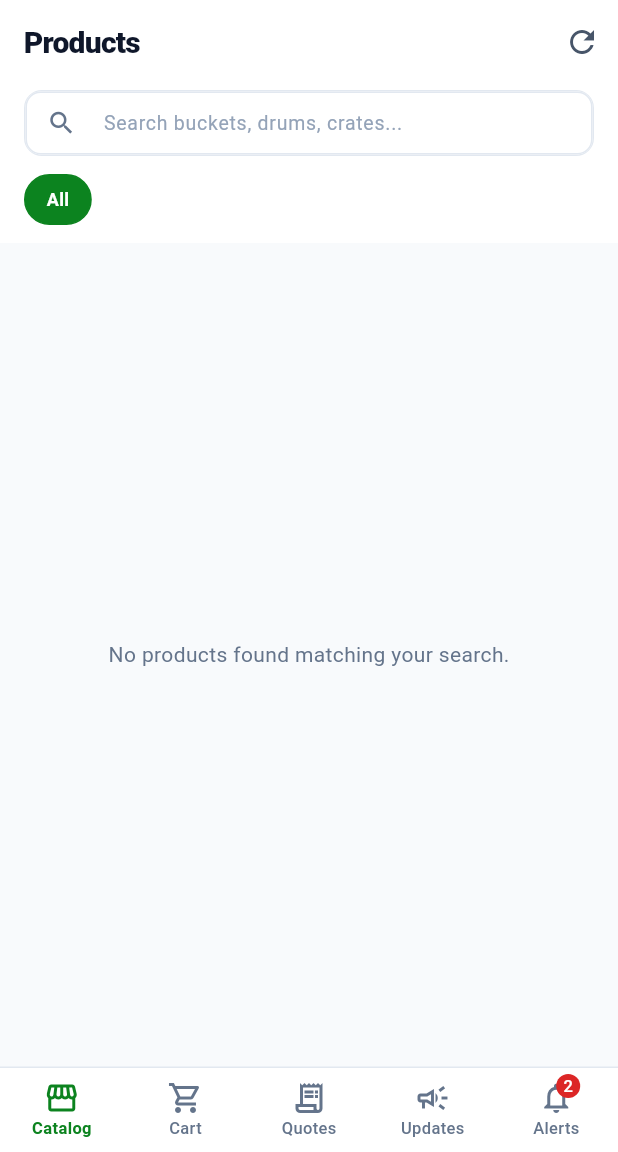
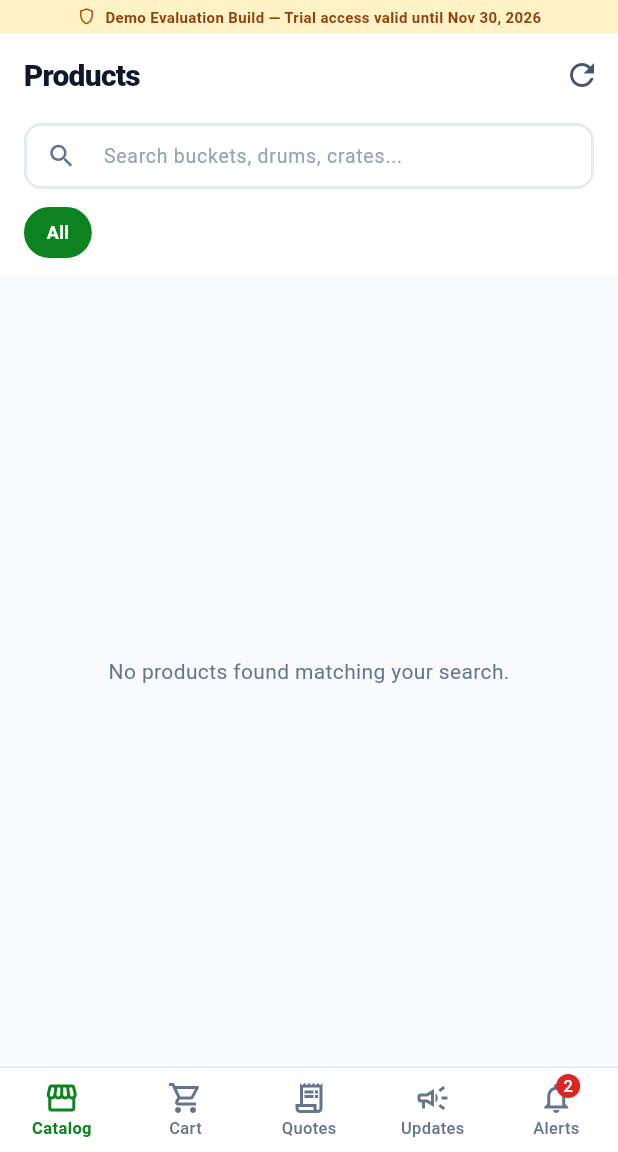
Before and after one commit to divyanshu3020/distributor-app-client, a Flutter app: the screen it shows after launch, after a tap on the "refresh" icon, on a phone screen of 412 x 824 dp, the part 84-1236 px from its top. Run offline on Flutter 3.47's test engine with Material 3 defaults, Android fonts, the phone set to English and light mode, and no system bars; our stand-ins replace flutter_dotenv, pdf, printing, supabase_flutter; accounts and stored records are empty; Roboto replaces fonts that are missing (-apple-system).

Commit message:
Add developer remote kill switch scripts and env documentation

```diff
--- /dev/null
+++ b/flutter_client/lib/core/services/license_service.dart
@@ -0,0 +1,66 @@
+import 'package:flutter/foundation.dart';
+import 'supabase_service.dart';
+
+class LicenseService extends ChangeNotifier {
+  // Hardcoded 7-Day Demo Expiry (November 30, 2026)
+  static final DateTime trialExpiryDate = DateTime(2026, 11, 30, 23, 59, 59);
+
+  bool _isLocked = false;
+  String _lockReason = '';
+  bool _isChecking = true;
+
+  bool get isLocked => _isLocked;
+  String get lockReason => _lockReason;
+  bool get isChecking => _isChecking;
+
+  LicenseService() {
+    checkLicense();
+  }
+
+  Future<void> checkLicense() async {
+    _isChecking = true;
+    notifyListeners();
+
+    try {
+      // 1. Time-based Trial Expiration Check
+      final now = DateTime.now();
+      if (now.isAfter(trialExpiryDate)) {
+        _isLocked = true;
+        _lockReason = 'The 7-day evaluation period for this build expired on 30 Nov 2026. '
+            'Please contact the app developer to finalize commercial terms and unlock the production release.';
+        _isChecking = false;
+        notifyListeners();
+        return;
+      }
+
+      // 2. Remote Kill Switch via Supabase
+      final sb = SupabaseService.instance;
+      if (sb.isInitialized) {
+        try {
+          final res = await sb.announcements
+              .select()
+              .eq('title', 'APP_LICENSE_LOCK')
+              .maybeSingle();
+
+          if (res != null && res['is_published'] == true) {
+            _isLocked = true;
+            _lockReason = res['message'] ??
+                'App access has been suspended by the developer. '
+                'Please contact the developer to resolve licensing and activate access.';
+            _isChecking = false;
+            notifyListeners();
+            return;
+          }
+        } catch (e) {
+          debugPrint('Remote license check note: $e');
+        }
+      }
+
+      _isLocked = false;
+      _lockReason = '';
+    } finally {
+      _isChecking = false;
+      notifyListeners();
+    }
+  }
+}
--- /dev/null
+++ b/flutter_client/lib/core/widgets/license_gate_screen.dart
@@ -0,0 +1,131 @@
+import 'package:flutter/material.dart';
+import 'package:provider/provider.dart';
+import '../services/license_service.dart';
+
+class LicenseGateScreen extends StatelessWidget {
+  final Widget child;
+
+  const LicenseGateScreen({super.key, required this.child});
+
+  @override
+  Widget build(BuildContext context) {
+    final licenseService = context.watch<LicenseService>();
+
+    if (licenseService.isChecking) {
+      return const Scaffold(
+        backgroundColor: Color(0xFF0F172A),
+        body: Center(
+          child: CircularProgressIndicator(color: Colors.amber),
+        ),
+      );
+    }
+
+    if (licenseService.isLocked) {
+      return Scaffold(
+        backgroundColor: const Color(0xFF0F172A),
+        body: SafeArea(
+          child: Center(
+            child: SingleChildScrollView(
+              padding: const EdgeInsets.all(28),
+              child: Container(
+                padding: const EdgeInsets.all(24),
+                decoration: BoxDecoration(
+                  color: Colors.white,
+                  borderRadius: BorderRadius.circular(20),
+                  boxShadow: [
+                    BoxShadow(
+                      color: Colors.black.withOpacity(0.3),
+                      blurRadius: 20,
+                      offset: const Offset(0, 8),
+                    ),
+                  ],
+                ),
+                child: Column(
+                  mainAxisSize: MainAxisSize.min,
+                  children: [
+                    // Lock icon container
+                    Container(
+                      padding: const EdgeInsets.all(18),
+                      decoration: BoxDecoration(
+                        color: const Color(0xFFFEF2F2),
+                        shape: BoxShape.circle,
+                        border: Border.all(color: const Color(0xFFFCA5A5), width: 2),
+                      ),
+                      child: const Icon(
+                        Icons.lock_person_outlined,
+                        size: 56,
+                        color: Color(0xFFDC2626),
+                      ),
+                    ),
+                    const SizedBox(height: 20),
+
+                    // Title
+                    const Text(
+                      'Access Restricted',
+                      style: TextStyle(
+                        fontSize: 22,
+                        fontWeight: FontWeight.w900,
+                        color: Color(0xFF0F172A),
+                      ),
+                    ),
+                    const SizedBox(height: 8),
+
+                    // Subtitle badge
+                    Container(
+                      padding: const EdgeInsets.symmetric(horizontal: 10, vertical: 4),
+                      decoration: BoxDecoration(
+                        color: const Color(0xFFFEF2F2),
+                        borderRadius: BorderRadius.circular(6),
+                      ),
+                      child: const Text(
+                        'DEMO LICENSE EXPIRED / SUSPENDED',
+                        style: TextStyle(
+                          fontSize: 10,
+                          fontWeight: FontWeight.w800,
+                          color: Color(0xFFB91C1C),
+                          letterSpacing: 0.5,
+                        ),
+                      ),
+                    ),
+                    const SizedBox(height: 16),
+
+                    // Explanation message
+                    Text(
+                      licenseService.lockReason,
+                      textAlign: TextAlign.center,
+                      style: const TextStyle(
+                        fontSize: 14,
+                        color: Color(0xFF475569),
+                        height: 1.5,
+                      ),
+                    ),
+                    const SizedBox(height: 24),
+
+                    // Retry & Contact Developer
+                    Row(
+                      children: [
+                        Expanded(
+                          child: OutlinedButton.icon(
+                            icon: const Icon(Icons.refresh, size: 16),
+                            label: const Text('Check Status'),
+                            onPressed: () => licenseService.checkLicense(),
+                            style: OutlinedButton.styleFrom(
+                              foregroundColor: const Color(0xFF0F172A),
+                              padding: const EdgeInsets.symmetric(vertical: 12),
+                            ),
+                          ),
+                        ),
+                      ],
+                    ),
+                  ],
+                ),
+              ),
+            ),
+          ),
+        ),
+      );
+    }
+
+    return child;
+  }
+}
--- a/flutter_client/lib/features/distributor/screens/distributor_home_screen.dart
+++ b/flutter_client/lib/features/distributor/screens/distributor_home_screen.dart
@@ -63,7 +63,31 @@ class _DistributorHomeScreenState extends State<DistributorHomeScreen> {
           ),
         ],
       ),
-      body: _screens[_currentIndex],
+      body: Column(
+        children: [
+          Container(
+            width: double.infinity,
+            padding: const EdgeInsets.symmetric(vertical: 4, horizontal: 12),
+            color: const Color(0xFFFEF3C7),
+            child: const Row(
+              mainAxisAlignment: MainAxisAlignment.center,
+              children: [
+                Icon(Icons.shield_outlined, size: 13, color: Color(0xFFB45309)),
+                SizedBox(width: 6),
+                Text(
+                  'Demo Evaluation Build — Trial access valid until Nov 30, 2026',
+                  style: TextStyle(
+                    fontSize: 10,
+                    fontWeight: FontWeight.w700,
+                    color: Color(0xFF92400E),
+                  ),
+                ),
+              ],
+            ),
+          ),
+          Expanded(child: _screens[_currentIndex]),
+        ],
+      ),
       bottomNavigationBar: Container(
         decoration: const BoxDecoration(
           color: Colors.white,
--- a/flutter_client/lib/features/quotes/services/quote_service.dart
+++ b/flutter_client/lib/features/quotes/services/quote_service.dart
@@ -87,6 +87,27 @@ class QuoteService extends ChangeNotifier {
           return pw.Column(
             crossAxisAlignment: pw.CrossAxisAlignment.start,
             children: [
+              // DEMO WATERMARK BANNER
+              pw.Container(
+                width: double.infinity,
+                padding: const pw.EdgeInsets.symmetric(vertical: 4, horizontal: 8),
+                margin: const pw.EdgeInsets.only(bottom: 12),
+                decoration: pw.BoxDecoration(
+                  color: PdfColors.amber100,
+                  border: pw.Border.all(color: PdfColors.amber600),
+                ),
+                child: pw.Center(
+                  child: pw.Text(
+                    '*** DEMO EVALUATION PREVIEW — NOT FOR COMMERCIAL OR TAX INVOICE USE ***',
+                    style: pw.TextStyle(
+                      color: PdfColors.amber900,
+                      fontWeight: pw.FontWeight.bold,
+                      fontSize: 8,
+                    ),
+                  ),
+                ),
+              ),
+
               // Header
               pw.Row(
                 mainAxisAlignment: pw.MainAxisAlignment.spaceBetween,
--- a/flutter_client/lib/main.dart
+++ b/flutter_client/lib/main.dart
@@ -1,8 +1,10 @@
 import 'package:flutter/material.dart';
 import 'package:provider/provider.dart';
 import 'core/config/env.dart';
+import 'core/services/license_service.dart';
 import 'core/services/supabase_service.dart';
 import 'core/theme/app_theme.dart';
+import 'core/widgets/license_gate_screen.dart';
 import 'features/analytics/services/analytics_service.dart';
 import 'features/announcements/services/announcement_service.dart';
 import 'features/auth_rbac/screens/role_router_screen.dart';
@@ -32,6 +34,7 @@ class BhagwatiDistributorApp extends StatelessWidget {
   Widget build(BuildContext context) {
     return MultiProvider(
       providers: [
+        ChangeNotifierProvider(create: (_) => LicenseService()),
         ChangeNotifierProvider(create: (_) => AuthService()),
         ChangeNotifierProvider(create: (_) => InventoryService()),
         ChangeNotifierProvider(create: (_) => CartService()),
@@ -45,7 +48,7 @@ class BhagwatiDistributorApp extends StatelessWidget {
         title: 'Bhagwati Plastics B2B',
         debugShowCheckedModeBanner: false,
         theme: AppTheme.lightTheme,
-        home: const RoleRouterScreen(),
+        home: const LicenseGateScreen(child: RoleRouterScreen()),
       ),
     );
   }
```
Also changed, not shown: 3 other files.
